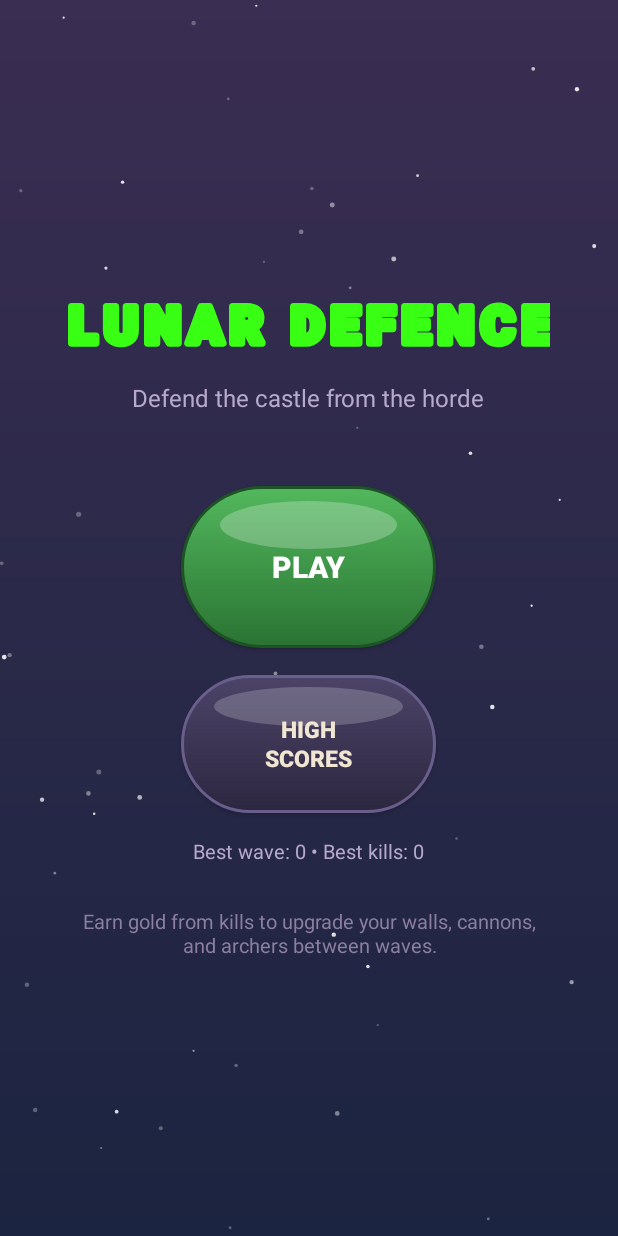
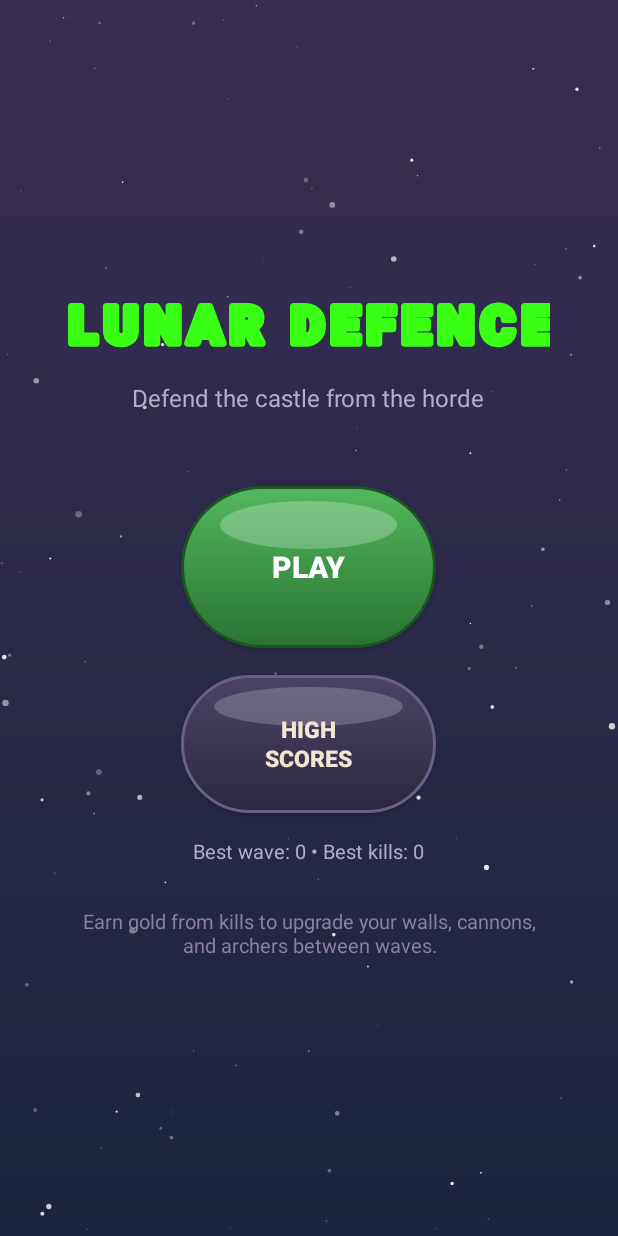
Before and after one commit to ALF452/Tower-Defence, an Android app: the screen it shows after launch (MainMenuActivity), on a phone screen of 412 x 824 dp. Run offline under Robolectric (Android 15) with nearby library versions, the phone set to English and light mode, and no system bars.

Commit message:
Vary star sizes and increase starfield density in menu and game

```diff
--- a/app/src/main/java/com/alf452/towerdefence/MenuBackgroundView.kt
+++ b/app/src/main/java/com/alf452/towerdefence/MenuBackgroundView.kt
@@ -8,6 +8,7 @@ import android.graphics.Paint
 import android.util.AttributeSet
 import android.view.View
 import android.view.animation.LinearInterpolator
+import com.alf452.towerdefence.game.GameMath
 import com.alf452.towerdefence.game.ShootingStarField
 import kotlin.math.sin
 import kotlin.random.Random
@@ -59,10 +60,10 @@ class MenuBackgroundView @JvmOverloads constructor(
     private fun generateStars(w: Float, h: Float): List<Star> {
         if (w <= 0f || h <= 0f) return emptyList()
         val list = mutableListOf<Star>()
-        repeat(60) {
+        repeat(120) {
             val x = rng.nextFloat() * w
             val y = rng.nextFloat() * h
-            val radius = 1f + rng.nextFloat() * 1.6f
+            val radius = GameMath.skewedSmall(rng, 0.6f, 2.8f)
             val phase = rng.nextFloat() * (2f * Math.PI).toFloat()
             val speed = 1.2f + rng.nextFloat() * 2.2f
             list.add(Star(x, y, radius, phase, speed))
--- a/app/src/main/java/com/alf452/towerdefence/game/GameEngine.kt
+++ b/app/src/main/java/com/alf452/towerdefence/game/GameEngine.kt
@@ -267,12 +267,12 @@ class GameEngine {
         val list = mutableListOf<Star>()
         val radius = arenaRadius()
         var attempts = 0
-        while (list.size < 70 && attempts < 700) {
+        while (list.size < 140 && attempts < 1400) {
             attempts++
             val x = rng.nextFloat() * screenW
             val y = rng.nextFloat() * screenH
             if (GameMath.distance(x, y, castle.x, castle.y) <= radius * 1.05f) continue
-            val starRadius = (1f + rng.nextFloat() * 1.8f) * scale
+            val starRadius = GameMath.skewedSmall(rng, 0.6f, 3f) * scale
             val phase = rng.nextFloat() * (2f * Math.PI).toFloat()
             val speed = 1.2f + rng.nextFloat() * 2.4f
             list.add(Star(x, y, starRadius, phase, speed))
--- a/app/src/main/java/com/alf452/towerdefence/game/GameMath.kt
+++ b/app/src/main/java/com/alf452/towerdefence/game/GameMath.kt
@@ -46,4 +46,10 @@ object GameMath {
     }
 
     fun lerp(a: Float, b: Float, t: Float): Float = a + (b - a) * t
+
+    /** Cubic-skewed value in [min, min+range): biased toward the low end, with only occasional highs. */
+    fun skewedSmall(rng: kotlin.random.Random, min: Float, range: Float): Float {
+        val t = rng.nextFloat()
+        return min + (t * t * t) * range
+    }
 }
```
